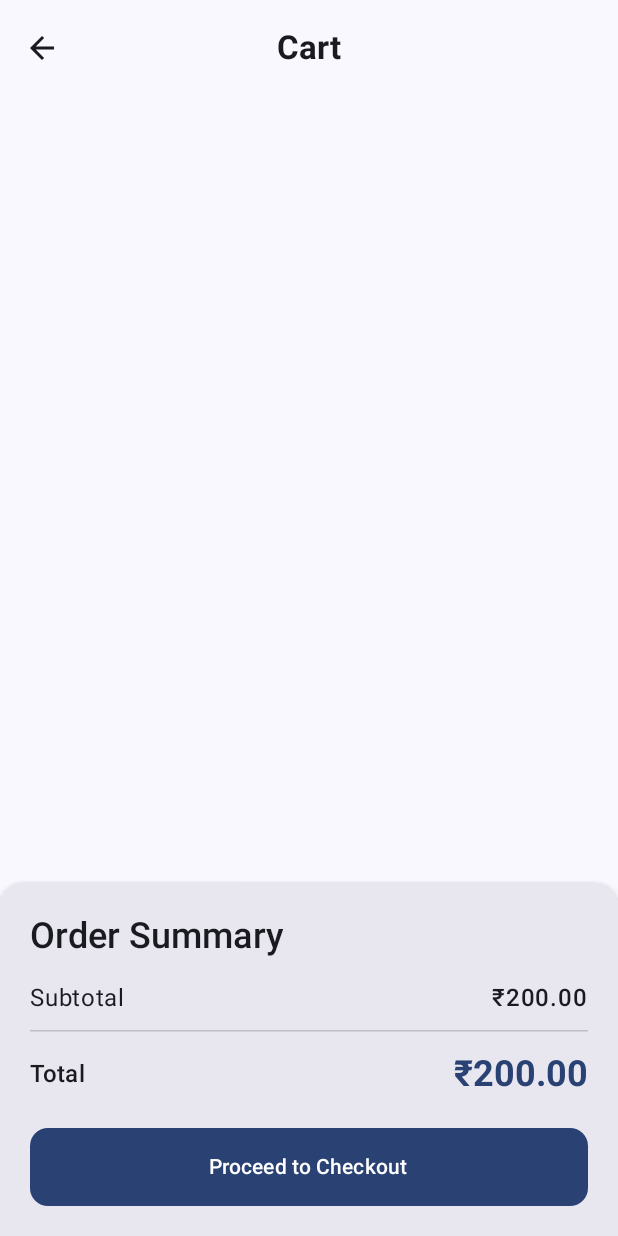
After one commit to Avin008/rentals, an Android app built with Jetpack Compose: the composable CartScreen shown on its own in the app's theme, on a phone screen of 412 x 824 dp. The commit adds this screen. Run offline under Robolectric (Android 15) with nearby library versions, the phone set to English and light mode, and no system bars.

Commit message:
added: order summary card

```diff
--- a/app/src/main/java/com/example/rentals/navigation/AppNavigation.kt
+++ b/app/src/main/java/com/example/rentals/navigation/AppNavigation.kt
@@ -7,6 +7,7 @@ import androidx.compose.ui.Modifier
 import androidx.navigation3.runtime.NavEntry
 import androidx.navigation3.runtime.NavKey
 import androidx.navigation3.ui.NavDisplay
+import com.example.rentals.ui.screens.CartScreen
 import com.example.rentals.ui.screens.HomeScreen
 import com.example.rentals.ui.screens.ItemSelectionScreen
 import kotlinx.serialization.Serializable
@@ -16,6 +17,9 @@ data object Home: NavKey
 
 @Serializable
 data class ItemSelection(val deliveryDate: String, val deliveryTime: String, val pickupDate: String, val pickupTime: String): NavKey
+
+@Serializable
+data class Cart(val deliveryDate: String, val pickupDate: String, val deliveryTime: String, val pickupTime: String): NavKey
 
 @Composable
 fun AppNavigation(modifier: Modifier, backStack:  SnapshotStateList<Any>) {
@@ -29,7 +33,10 @@ fun AppNavigation(modifier: Modifier, backStack:  SnapshotStateList<Any>) {
                     HomeScreen(backStack = backStack)
                 }
                 is ItemSelection -> NavEntry(key, metadata = mapOf("extraDataKey" to "extraDataValue")) {
-                    ItemSelectionScreen()
+                    ItemSelectionScreen(backStack = backStack)
+                }
+                is Cart -> NavEntry(key, metadata = mapOf("extraDataKey" to "extraDataValue")) {
+                    CartScreen()
                 }
                 else -> NavEntry(Unit) { Text("Unknown route") }
             }
--- /dev/null
+++ b/app/src/main/java/com/example/rentals/ui/components/cart/CartTopBar.kt
@@ -0,0 +1,24 @@
+package com.example.rentals.ui.components.cart
+
+import androidx.compose.foundation.layout.WindowInsets
+import androidx.compose.material.icons.Icons
+import androidx.compose.material.icons.filled.ArrowBack
+import androidx.compose.material3.CenterAlignedTopAppBar
+import androidx.compose.material3.ExperimentalMaterial3Api
+import androidx.compose.material3.Icon
+import androidx.compose.material3.IconButton
+import androidx.compose.material3.MaterialTheme
+import androidx.compose.material3.Text
+import androidx.compose.runtime.Composable
+import androidx.compose.ui.text.font.FontWeight
+
+@OptIn(ExperimentalMaterial3Api::class)
+@Composable
+fun CartTopBar() {
+    CenterAlignedTopAppBar(windowInsets = WindowInsets(top = 0), title = { Text(text = "Cart", style = MaterialTheme.typography.titleLarge,
+        fontWeight = FontWeight.Bold) }, navigationIcon = {
+        IconButton(onClick = {}) {
+            Icon(Icons.Filled.ArrowBack, contentDescription = "")
+        }
+    })
+}
--- /dev/null
+++ b/app/src/main/java/com/example/rentals/ui/components/cart/OrderSummaryCard.kt
@@ -0,0 +1,159 @@
+package com.example.rentals.ui.components.cart
+
+import androidx.compose.foundation.layout.Arrangement
+import androidx.compose.foundation.layout.Column
+import androidx.compose.foundation.layout.Row
+import androidx.compose.foundation.layout.Spacer
+import androidx.compose.foundation.layout.fillMaxWidth
+import androidx.compose.foundation.layout.height
+import androidx.compose.foundation.layout.imePadding
+import androidx.compose.foundation.layout.navigationBarsPadding
+import androidx.compose.foundation.layout.padding
+import androidx.compose.foundation.shape.RoundedCornerShape
+import androidx.compose.material3.Button
+import androidx.compose.material3.Surface
+import androidx.compose.material3.HorizontalDivider
+import androidx.compose.material3.MaterialTheme
+import androidx.compose.material3.Text
+import androidx.compose.runtime.Composable
+import androidx.compose.runtime.remember
+import androidx.compose.ui.Alignment
+import androidx.compose.ui.Modifier
+import androidx.compose.ui.text.font.FontWeight
+import androidx.compose.ui.unit.dp
+import java.text.NumberFormat
+import java.util.Locale
+
+@Composable
+fun OrderSummaryCard(
+    orderId: String,
+    subtotal: Double,
+    total: Double,
+    hasAddress: Boolean,
+    onNavigateToCheckout: () -> Unit,
+    modifier: Modifier = Modifier
+) {
+    val formatter = remember {
+        NumberFormat.getCurrencyInstance(Locale.forLanguageTag("en-IN"))
+    }
+
+    Surface(
+        modifier = modifier,
+        tonalElevation = 8.dp,
+        shadowElevation = 4.dp,
+        color = MaterialTheme.colorScheme.surfaceContainerHigh,
+        shape = RoundedCornerShape(topStart = 16.dp, topEnd = 16.dp)
+    ) {
+        Column(
+            modifier = Modifier
+                .fillMaxWidth()
+                .padding(20.dp)
+                .navigationBarsPadding()
+                .imePadding()
+        ) {
+            // Header
+            Text(
+                text = "Order Summary",
+                style = MaterialTheme.typography.headlineSmall,
+                fontWeight = FontWeight.SemiBold,
+                color = MaterialTheme.colorScheme.onSurface
+            )
+
+            Spacer(modifier = Modifier.height(16.dp))
+
+            // Subtotal Row
+            PriceRow(
+                label = "Subtotal",
+                amount = formatter.format(subtotal),
+                labelStyle = MaterialTheme.typography.bodyLarge,
+                amountStyle = MaterialTheme.typography.bodyLarge
+            )
+
+            Spacer(modifier = Modifier.height(12.dp))
+
+            HorizontalDivider(
+                color = MaterialTheme.colorScheme.outline.copy(alpha = 0.3f),
+                thickness = 1.dp
+            )
+
+            Spacer(modifier = Modifier.height(12.dp))
+
+            // Total Row
+            Row(
+                modifier = Modifier.fillMaxWidth(),
+                horizontalArrangement = Arrangement.SpaceBetween,
+                verticalAlignment = Alignment.CenterVertically
+            ) {
+                Column {
+                    Text(
+                        text = "Total",
+                        style = MaterialTheme.typography.titleMedium,
+                        fontWeight = FontWeight.SemiBold,
+                        color = MaterialTheme.colorScheme.onSurface
+                    )
+
+                    if (!hasAddress) {
+                        Text(
+                            text = "Add delivery address to proceed",
+                            style = MaterialTheme.typography.bodySmall,
+                            color = MaterialTheme.colorScheme.error,
+                            modifier = Modifier.padding(top = 2.dp)
+                        )
+                    }
+                }
+
+                Text(
+                    text = formatter.format(total),
+                    style = MaterialTheme.typography.headlineSmall,
+                    fontWeight = FontWeight.Bold,
+                    color = MaterialTheme.colorScheme.primary
+                )
+            }
+
+            Spacer(modifier = Modifier.height(20.dp))
+
+            // Checkout Button
+            Button(
+                onClick = onNavigateToCheckout,
+                modifier = Modifier
+                    .fillMaxWidth()
+                    .height(52.dp),
+                shape = RoundedCornerShape(12.dp),
+                enabled = hasAddress
+            ) {
+                Text(
+                    text = if (hasAddress) "Proceed to Checkout" else "Add Address to Continue",
+                    style = MaterialTheme.typography.labelLarge,
+                    fontWeight = FontWeight.SemiBold
+                )
+            }
+        }
+    }
+}
+
+@Composable
+private fun PriceRow(
+    label: String,
+    amount: String,
+    labelStyle: androidx.compose.ui.text.TextStyle,
+    amountStyle: androidx.compose.ui.text.TextStyle,
+    modifier: Modifier = Modifier
+) {
+    Row(
+        modifier = modifier.fillMaxWidth(),
+        horizontalArrangement = Arrangement.SpaceBetween,
+        verticalAlignment = Alignment.CenterVertically
+    ) {
+        Text(
+            text = label,
+            style = labelStyle,
+            color = MaterialTheme.colorScheme.onSurface
+        )
+        Text(
+            text = amount,
+            style = amountStyle,
+            fontWeight = FontWeight.Medium,
+            color = MaterialTheme.colorScheme.onSurface
+        )
+    }
+}
--- /dev/null
+++ b/app/src/main/java/com/example/rentals/ui/screens/CartScreen.kt
@@ -0,0 +1,23 @@
+package com.example.rentals.ui.screens
+
+import androidx.compose.foundation.layout.Arrangement
+import androidx.compose.foundation.layout.Column
+import androidx.compose.foundation.layout.fillMaxSize
+import androidx.compose.foundation.layout.padding
+import androidx.compose.material3.Scaffold
+import androidx.compose.material3.Text
+import androidx.compose.runtime.Composable
+import androidx.compose.ui.Alignment
+import androidx.compose.ui.Modifier
+import com.example.rentals.ui.components.cart.CartTopBar
+import com.example.rentals.ui.components.cart.OrderSummaryCard
+
+@Composable
+fun CartScreen() {
+    Scaffold (modifier = Modifier.fillMaxSize(), topBar = { CartTopBar() }, bottomBar = {
+        OrderSummaryCard(orderId = "", subtotal = 200.0, total = 200.0, hasAddress = true, onNavigateToCheckout = {})
+    }){ innerPadding ->
+        Column(modifier = Modifier.fillMaxSize().padding(innerPadding), horizontalAlignment = Alignment.CenterHorizontally) {
+        }
+    }
+}
--- a/app/src/main/java/com/example/rentals/ui/screens/ItemSelectionScreen.kt
+++ b/app/src/main/java/com/example/rentals/ui/screens/ItemSelectionScreen.kt
@@ -12,11 +12,13 @@ import androidx.compose.material3.Scaffold
 import androidx.compose.runtime.Composable
 import androidx.compose.runtime.LaunchedEffect
 import androidx.compose.runtime.getValue
+import androidx.compose.runtime.snapshots.SnapshotStateList
 import androidx.compose.ui.Alignment
 import androidx.compose.ui.Modifier
 import androidx.compose.ui.unit.dp
 import androidx.lifecycle.compose.collectAsStateWithLifecycle
 import androidx.lifecycle.viewmodel.compose.viewModel
+import com.example.rentals.navigation.Cart
 import com.example.rentals.ui.components.itemselection.CartSummary
 import com.example.rentals.ui.components.itemselection.FilterSection
 import com.example.rentals.ui.components.itemselection.ItemList
@@ -24,7 +26,7 @@ import com.example.rentals.ui.components.itemselection.ItemSearchBar
 import com.example.rentals.ui.viewmodels.ItemSelectionViewModel
 
 @Composable
-fun ItemSelectionScreen(itemSelectionViewModel: ItemSelectionViewModel = viewModel()) {
+fun ItemSelectionScreen(itemSelectionViewModel: ItemSelectionViewModel = viewModel(), backStack: SnapshotStateList<Any>) {
 
     val itemSelectionUiState by itemSelectionViewModel.uiState.collectAsStateWithLifecycle()
     val text = rememberTextFieldState("")
@@ -41,7 +43,9 @@ fun ItemSelectionScreen(itemSelectionViewModel: ItemSelectionViewModel = viewMod
                 searchResults = listOf()
             )
         } }, bottomBar = {
-        if (!itemSelectionUiState.isLoading) { CartSummary(10, onContinueClick = {}, totalPrice = 100.00) }
+        if (!itemSelectionUiState.isLoading) { CartSummary(10, totalPrice = 100.00, onContinueClick = {
+            backStack.add(Cart(deliveryDate = "", deliveryTime = "", pickupDate = "", pickupTime = ""))
+        }) }
     }) {innerPadding ->
         if (itemSelectionUiState.isLoading) {
             Column(modifier = Modifier.fillMaxSize(), verticalArrangement = Arrangement.Center, horizontalAlignment = Alignment.CenterHorizontally) {
```
